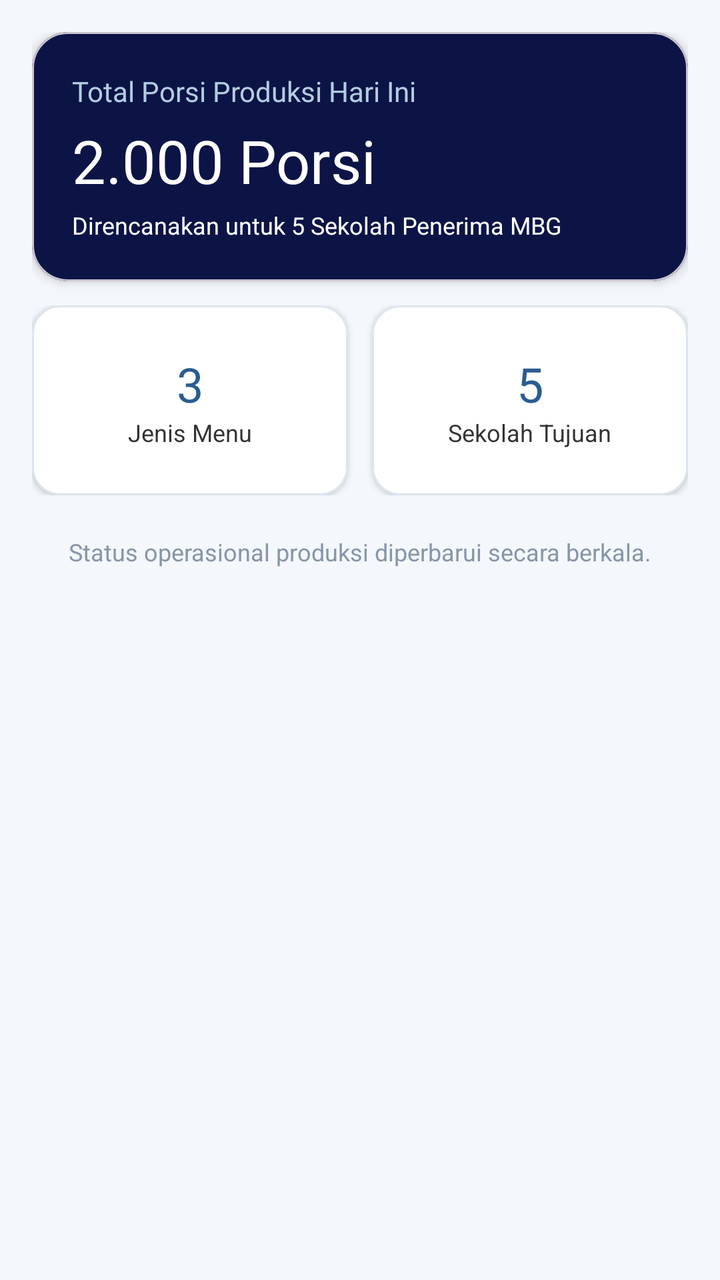
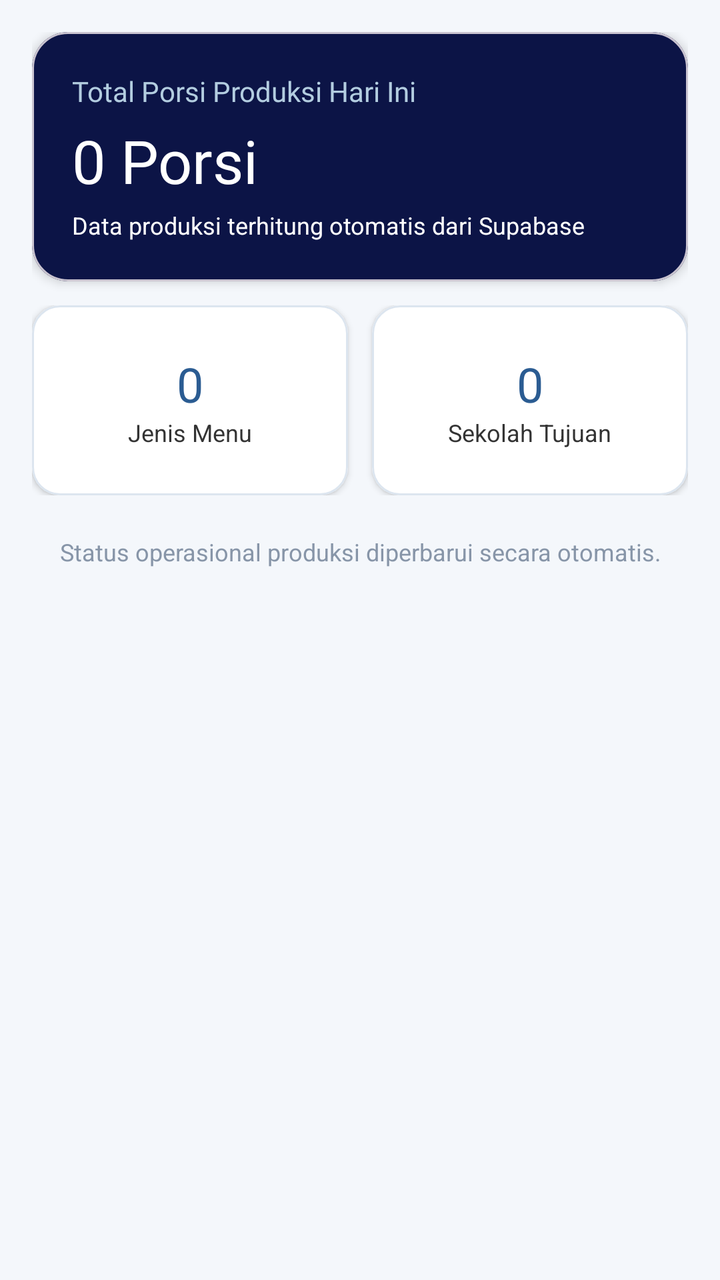

An Android layout rendered at two revisions. The XML below is the earlier revision; the diff shows what the commit changed to produce the second picture.
<!-- AndroidManifest.xml: application theme Theme.JIPLays -->
<!-- res/layout/fragment_produksi_ringkasan.xml -->
<?xml version="1.0" encoding="utf-8"?>
<androidx.core.widget.NestedScrollView xmlns:android="http://schemas.android.com/apk/res/android"
    xmlns:app="http://schemas.android.com/apk/res-auto"
    android:layout_width="match_parent"
    android:layout_height="match_parent"
    android:fillViewport="true"
    android:background="@color/background">

    <LinearLayout
        android:layout_width="match_parent"
        android:layout_height="wrap_content"
        android:orientation="vertical"
        android:padding="16dp">

        <com.google.android.material.card.MaterialCardView
            android:layout_width="match_parent"
            android:layout_height="wrap_content"
            app:cardBackgroundColor="@color/primary_navy"
            app:cardCornerRadius="18dp"
            app:cardElevation="3dp">

            <LinearLayout
                android:layout_width="match_parent"
                android:layout_height="wrap_content"
                android:orientation="vertical"
                android:padding="20dp">

                <TextView
                    android:layout_width="wrap_content"
                    android:layout_height="wrap_content"
                    android:text="Total Porsi Produksi Hari Ini"
                    android:textColor="@color/primary_light"
                    android:textSize="14sp"
                    android:fontFamily="@font/inter_18pt_regular" />

                <TextView
                    android:layout_width="wrap_content"
                    android:layout_height="wrap_content"
                    android:layout_marginTop="5dp"
                    android:text="2.000 Porsi"
                    android:textColor="@color/white"
                    android:textSize="30sp"
                    android:fontFamily="@font/montserrat_bold" />

                <TextView
                    android:layout_width="wrap_content"
                    android:layout_height="wrap_content"
                    android:layout_marginTop="4dp"
                    android:text="Direncanakan untuk 5 Sekolah Penerima MBG"
                    android:textColor="@color/white"
                    android:textSize="12sp" />
            </LinearLayout>
        </com.google.android.material.card.MaterialCardView>

        
        <LinearLayout
            android:layout_width="match_parent"
            android:layout_height="wrap_content"
            android:layout_marginTop="12dp"
            android:orientation="horizontal">

            <com.google.android.material.card.MaterialCardView
                android:layout_width="0dp"
                android:layout_height="95dp"
                android:layout_weight="1"
                android:layout_marginEnd="6dp"
                app:cardBackgroundColor="@color/white"
                app:cardCornerRadius="14dp"
                app:cardElevation="2dp"
                app:strokeColor="@color/border"
                app:strokeWidth="1dp">

                <LinearLayout
                    android:layout_width="match_parent"
                    android:layout_height="match_parent"
                    android:gravity="center"
                    android:orientation="vertical">

                    <TextView
                        android:layout_width="wrap_content"
                        android:layout_height="wrap_content"
                        android:text="3"
                        android:textColor="@color/primary_blue"
                        android:textSize="24sp"
                        android:fontFamily="@font/montserrat_bold" />

                    <TextView
                        android:layout_width="wrap_content"
                        android:layout_height="wrap_content"
                        android:text="Jenis Menu"
                        android:textColor="@color/text_body"
                        android:textSize="12sp" />
                </LinearLayout>
            </com.google.android.material.card.MaterialCardView>

            <com.google.android.material.card.MaterialCardView
                android:layout_width="0dp"
                android:layout_height="95dp"
                android:layout_weight="1"
                android:layout_marginStart="6dp"
                app:cardBackgroundColor="@color/white"
                app:cardCornerRadius="14dp"
                app:cardElevation="2dp"
                app:strokeColor="@color/border"
                app:strokeWidth="1dp">

                <LinearLayout
                    android:layout_width="match_parent"
                    android:layout_height="match_parent"
                    android:gravity="center"
                    android:orientation="vertical">

                    <TextView
                        android:layout_width="wrap_content"
                        android:layout_height="wrap_content"
                        android:text="5"
                        android:textColor="@color/primary_blue"
                        android:textSize="24sp"
                        android:fontFamily="@font/montserrat_bold" />

                    <TextView
                        android:layout_width="wrap_content"
                        android:layout_height="wrap_content"
                        android:text="Sekolah Tujuan"
                        android:textColor="@color/text_body"
                        android:textSize="12sp" />
                </LinearLayout>
            </com.google.android.material.card.MaterialCardView>
        </LinearLayout>

        
        <TextView
            android:layout_width="match_parent"
            android:layout_height="wrap_content"
            android:layout_marginTop="20dp"
            android:gravity="center"
            android:text="Status operasional produksi diperbarui secara berkala."
            android:textColor="#8795A8"
            android:textSize="12sp" />

    </LinearLayout>
</androidx.core.widget.NestedScrollView>
<!-- resources referenced by this layout -->
<resources>
  <color name="background">#F4F7FB</color>
  <color name="border">#DCE5EF</color>
  <color name="primary_blue">#2B5C92</color>
  <color name="primary_light">#B3CDE0</color>
  <color name="primary_navy">#0C1446</color>
  <color name="text_body">#333333</color>
  <color name="white">#FFFFFF</color>
  <style name="Theme.JIPLays" parent="Base.Theme.JIPLays" />
  <style name="Base.Theme.JIPLays" parent="Theme.Material3.DayNight.NoActionBar">
          <item name="colorPrimary">@color/primary_blue</item>
          <item name="colorPrimaryVariant">@color/primary_navy</item>
          <item name="colorOnPrimary">@color/white</item>
          <item name="colorSecondary">@color/accent_blue</item>
          <item name="colorOnSecondary">@color/white</item>
          <item name="android:statusBarColor">@color/primary_navy</item>
          <item name="android:windowBackground">@color/background</item>
      </style>
  <color name="accent_blue">#1E88E5</color>
</resources>

<!-- the commit's change to res/layout/fragment_produksi_ringkasan.xml (unified diff, before → after) -->
@@ -34,19 +34,21 @@
                     android:fontFamily="@font/inter_18pt_regular" />
 
                 <TextView
+                    android:id="@+id/tvRingkasanTotalPorsi"
                     android:layout_width="wrap_content"
                     android:layout_height="wrap_content"
                     android:layout_marginTop="5dp"
-                    android:text="2.000 Porsi"
+                    android:text="0 Porsi"
                     android:textColor="@color/white"
                     android:textSize="30sp"
                     android:fontFamily="@font/montserrat_bold" />
 
                 <TextView
+                    android:id="@+id/tvRingkasanTanggalInfo"
                     android:layout_width="wrap_content"
                     android:layout_height="wrap_content"
                     android:layout_marginTop="4dp"
-                    android:text="Direncanakan untuk 5 Sekolah Penerima MBG"
+                    android:text="Data produksi terhitung otomatis dari Supabase"
                     android:textColor="@color/white"
                     android:textSize="12sp" />
             </LinearLayout>
@@ -77,9 +79,10 @@
                     android:orientation="vertical">
 
                     <TextView
+                        android:id="@+id/tvRingkasanTotalMenu"
                         android:layout_width="wrap_content"
                         android:layout_height="wrap_content"
-                        android:text="3"
+                        android:text="0"
                         android:textColor="@color/primary_blue"
                         android:textSize="24sp"
                         android:fontFamily="@font/montserrat_bold" />
@@ -111,9 +114,10 @@
                     android:orientation="vertical">
 
                     <TextView
+                        android:id="@+id/tvRingkasanTotalSekolah"
                         android:layout_width="wrap_content"
                         android:layout_height="wrap_content"
-                        android:text="5"
+                        android:text="0"
                         android:textColor="@color/primary_blue"
                         android:textSize="24sp"
                         android:fontFamily="@font/montserrat_bold" />
@@ -130,11 +134,12 @@
 
         
         <TextView
+            android:id="@+id/tvRingkasanStatusInfo"
             android:layout_width="match_parent"
             android:layout_height="wrap_content"
             android:layout_marginTop="20dp"
             android:gravity="center"
-            android:text="Status operasional produksi diperbarui secara berkala."
+            android:text="Status operasional produksi diperbarui secara otomatis."
             android:textColor="#8795A8"
             android:textSize="12sp" />
 
